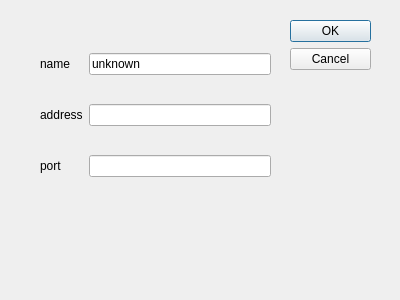
stareven/Dlut-Game-Platform, file MainClient/gui/dlglogin/jdlgnewserver.ui: the form before one commit.
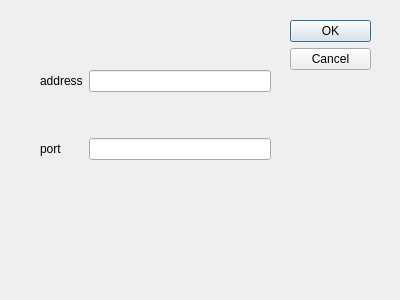
The form after the commit.

```diff
--- a/MainClient/gui/dlglogin/jdlgnewserver.ui
+++ b/MainClient/gui/dlglogin/jdlgnewserver.ui
@@ -52,20 +52,13 @@
    </property>
    <layout class="QGridLayout" name="gridLayout">
     <item row="0" column="0">
-     <widget class="QLabel" name="lab_name">
-      <property name="text">
-       <string>name</string>
-      </property>
-     </widget>
-    </item>
-    <item row="1" column="0">
      <widget class="QLabel" name="lab_address">
       <property name="text">
        <string>address</string>
       </property>
      </widget>
     </item>
-    <item row="2" column="0">
+    <item row="1" column="0">
      <widget class="QLabel" name="lab_port">
       <property name="text">
        <string>port</string>
@@ -73,16 +66,9 @@
      </widget>
     </item>
     <item row="0" column="1">
-     <widget class="QLineEdit" name="edt_name">
-      <property name="text">
-       <string>unknown</string>
-      </property>
-     </widget>
-    </item>
-    <item row="1" column="1">
      <widget class="QLineEdit" name="edt_address"/>
     </item>
-    <item row="2" column="1">
+    <item row="1" column="1">
      <widget class="QLineEdit" name="edt_port"/>
     </item>
    </layout>
```
